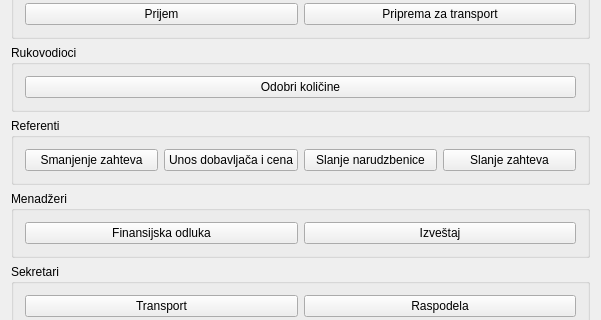
Above: mainwindow.ui from zivke/nabavke before the change; both pictures show x 0 to 601 and y 185 to 505 of the 601 by 622 pixel window. Below: the same form after it.
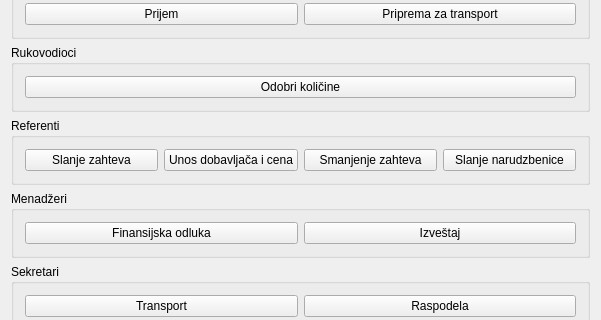
That is the form after the change. Icons and pictures are not drawn.

```diff
--- a/mainwindow.ui
+++ b/mainwindow.ui
@@ -155,9 +155,9 @@
       </property>
       <layout class="QHBoxLayout" name="horizontalLayout_2">
        <item>
-        <widget class="QPushButton" name="btnSmanjenje">
+        <widget class="QPushButton" name="btnSlanjeZahteva">
          <property name="text">
-          <string>Smanjenje zahteva</string>
+          <string>Slanje zahteva</string>
          </property>
         </widget>
        </item>
@@ -168,6 +168,13 @@
          </property>
         </widget>
        </item>
+       <item>
+        <widget class="QPushButton" name="btnSmanjenje">
+         <property name="text">
+          <string>Smanjenje zahteva</string>
+         </property>
+        </widget>
+       </item>
        <item>
         <widget class="QPushButton" name="pushButton_4">
          <property name="text">
@@ -175,13 +182,6 @@
          </property>
         </widget>
        </item>
-       <item>
-        <widget class="QPushButton" name="btnSlanjeZahteva">
-         <property name="text">
-          <string>Slanje zahteva</string>
-         </property>
-        </widget>
-       </item>
       </layout>
      </widget>
     </item>
```
